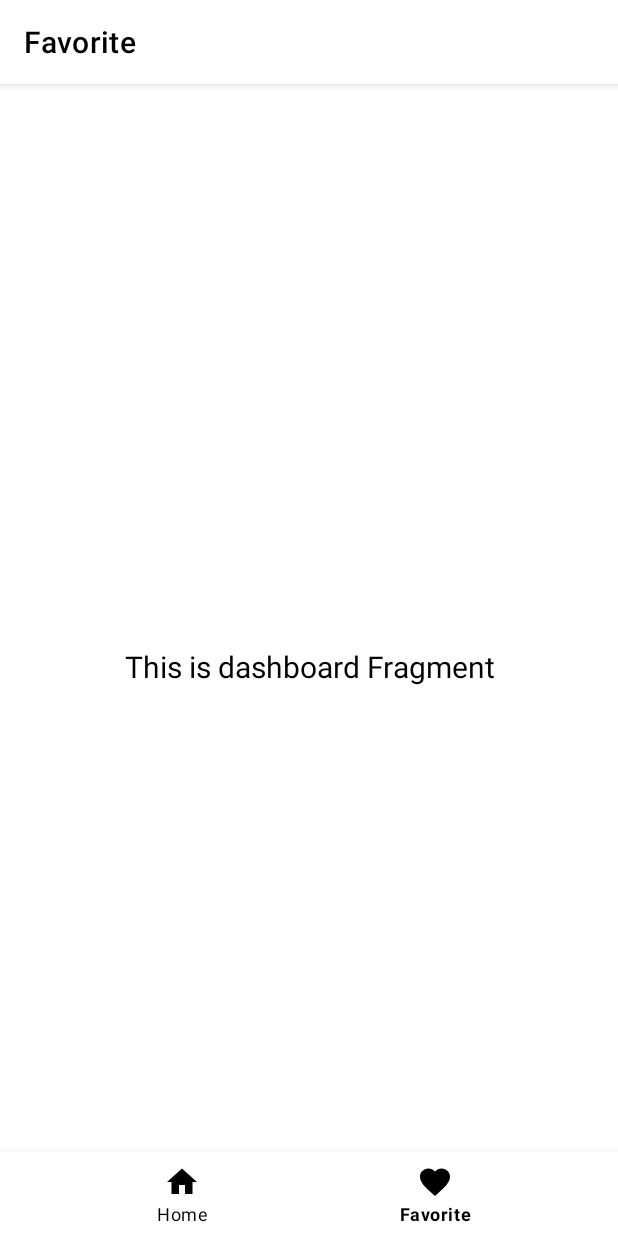
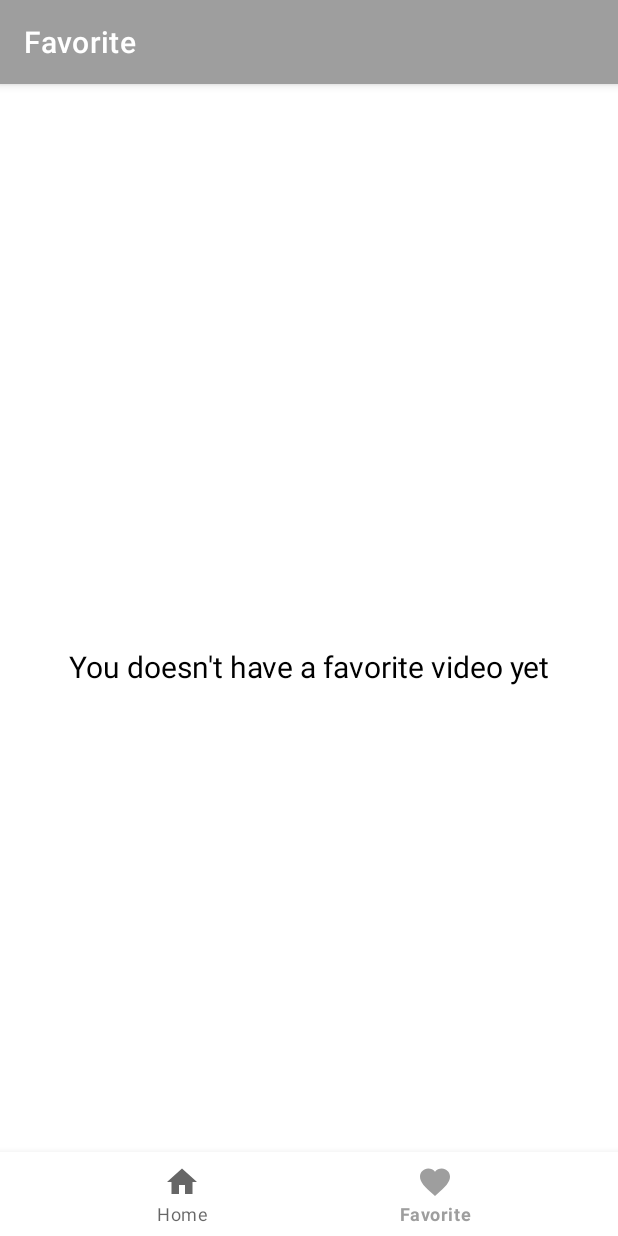
Before and after one commit to faniabdullah/pexels-videos-app, an Android app: the FavoriteFragment screen opened through its navigation route, on a phone screen of 412 x 824 dp. Run offline under Robolectric (Android 15) with nearby library versions, the phone set to English and light mode, and no system bars; our stand-ins replace Dagger/Hilt's generated code, navigation-ui; pictures from the network do not load; 1 statement that could not run was skipped.

```diff
--- a/app/src/main/java/com/faniabdullah/pexels_video/ui/favorite/FavoriteViewModel.kt
+++ b/app/src/main/java/com/faniabdullah/pexels_video/ui/favorite/FavoriteViewModel.kt
@@ -7,7 +7,7 @@ import androidx.lifecycle.ViewModel
 class FavoriteViewModel : ViewModel() {
 
     private val _text = MutableLiveData<String>().apply {
-        value = "This is dashboard Fragment"
+        value = "You doesn't have a favorite video yet"
     }
     val text: LiveData<String> = _text
 }
--- a/app/src/main/java/com/faniabdullah/pexels_video/ui/home/HomeFragment.kt
+++ b/app/src/main/java/com/faniabdullah/pexels_video/ui/home/HomeFragment.kt
@@ -10,12 +10,12 @@ import androidx.fragment.app.Fragment
 import androidx.fragment.app.viewModels
 import androidx.recyclerview.widget.LinearLayoutManager
 import androidx.recyclerview.widget.StaggeredGridLayoutManager
-import com.faniabdullah.pexels_video.ui.detail.DetailVideos
 import com.faniabdullah.pexels_video.R
 import com.faniabdullah.pexels_video.data.local.entity.VideosEntity
 import com.faniabdullah.pexels_video.data.utils.Resource
 import com.faniabdullah.pexels_video.databinding.FragmentHomeBinding
 import com.faniabdullah.pexels_video.ui.adapter.Adapter
+import com.faniabdullah.pexels_video.ui.detail.DetailVideos
 import dagger.hilt.android.AndroidEntryPoint
 
 @AndroidEntryPoint
@@ -28,7 +28,6 @@ class HomeFragment : Fragment() {
     private val videosAdapter: Adapter by lazy {
         Adapter(::showDetail)
     }
-
 
 
     private fun showDetail(videosEntity: VideosEntity) {
@@ -116,6 +115,10 @@ class HomeFragment : Fragment() {
     }
 
     private fun observerVideos() {
+
+        binding.progressBar.visibility = View.VISIBLE
+        binding.recyclerView.visibility = View.GONE
+
         homeViewModel.videos.observe(viewLifecycleOwner, {
             when (it) {
                 is Resource.Loading -> {
--- a/app/src/main/res/layout/activity_main.xml
+++ b/app/src/main/res/layout/activity_main.xml
@@ -11,8 +11,6 @@
         android:layout_height="wrap_content"
         android:layout_marginStart="0dp"
         android:layout_marginEnd="0dp"
-        app:itemTextColor="@color/black"
-        app:itemIconTint="@color/black"
         android:background="?android:attr/windowBackground"
         app:layout_constraintBottom_toBottomOf="parent"
         app:layout_constraintLeft_toLeftOf="parent"
--- a/app/src/main/res/layout/fragment_home.xml
+++ b/app/src/main/res/layout/fragment_home.xml
@@ -22,6 +22,7 @@
         style="?android:attr/progressBarStyle"
         android:layout_width="wrap_content"
         android:layout_height="wrap_content"
+        android:indeterminateTint="@color/gray_700"
         app:layout_constraintBottom_toBottomOf="parent"
         app:layout_constraintEnd_toEndOf="parent"
         app:layout_constraintStart_toStartOf="parent"
--- a/app/src/main/res/menu/option_menu.xml
+++ b/app/src/main/res/menu/option_menu.xml
@@ -5,6 +5,8 @@
         android:id="@+id/search_menu"
         android:icon="@drawable/ic_baseline_search_24"
         android:title="@string/search"
+        android:iconTint="@color/black"
+
         app:actionViewClass="androidx.appcompat.widget.SearchView"
         app:showAsAction="collapseActionView|ifRoom" />
 </menu>
--- a/app/src/main/res/values/colors.xml
+++ b/app/src/main/res/values/colors.xml
@@ -7,4 +7,5 @@
     <color name="teal_700">#FF018786</color>
     <color name="black">#FF000000</color>
     <color name="white">#FFFFFFFF</color>
+    <color name="gray_700">#9e9e9e</color>
 </resources>
--- a/app/src/main/res/values/themes.xml
+++ b/app/src/main/res/values/themes.xml
@@ -2,7 +2,7 @@
     <!-- Base application theme. -->
     <style name="Theme.Vidio" parent="Theme.MaterialComponents.DayNight.DarkActionBar">
         <!-- Primary brand color. -->
-        <item name="colorPrimary">@android:color/white</item>
+        <item name="colorPrimary">@color/gray_700</item>
         <item name="colorPrimaryVariant">@color/black</item>
         <item name="colorOnPrimary">@color/black</item>
         <!-- Secondary brand color. -->
@@ -18,7 +18,13 @@
     </style>
 
     <style name="CustomToolBarStyle" parent="@style/Widget.AppCompat.Toolbar">
-        <item name="titleTextColor">@color/black</item>
+        <item name="titleTextColor">@color/white</item>
+    </style>
+
+    <style name="Base.Widget.AppCompat.SearchView." parent="android:Widget">
+        <item name="android:textColor">@color/black</item>
+        <item name="textFillColor">@color/black</item>
+        <item name="iconTint">@color/black</item>
     </style>
 
 </resources>
```
